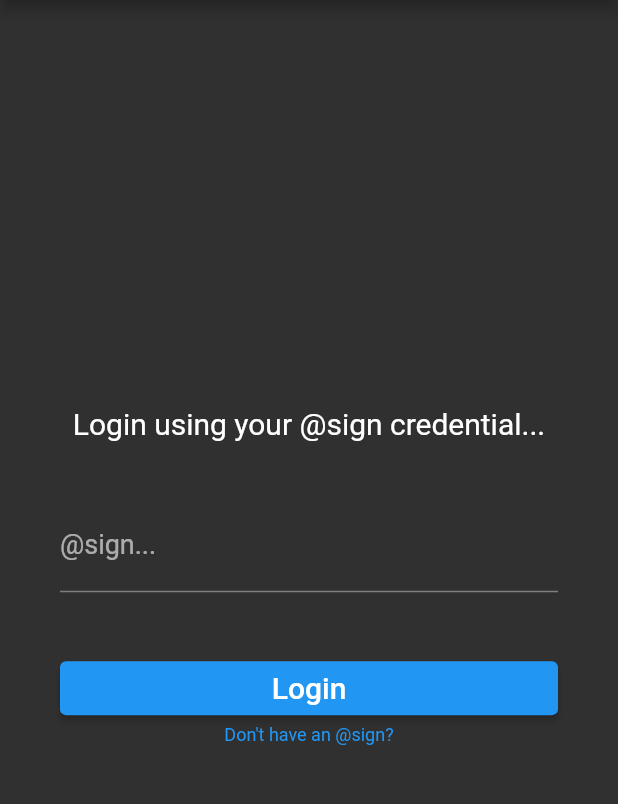
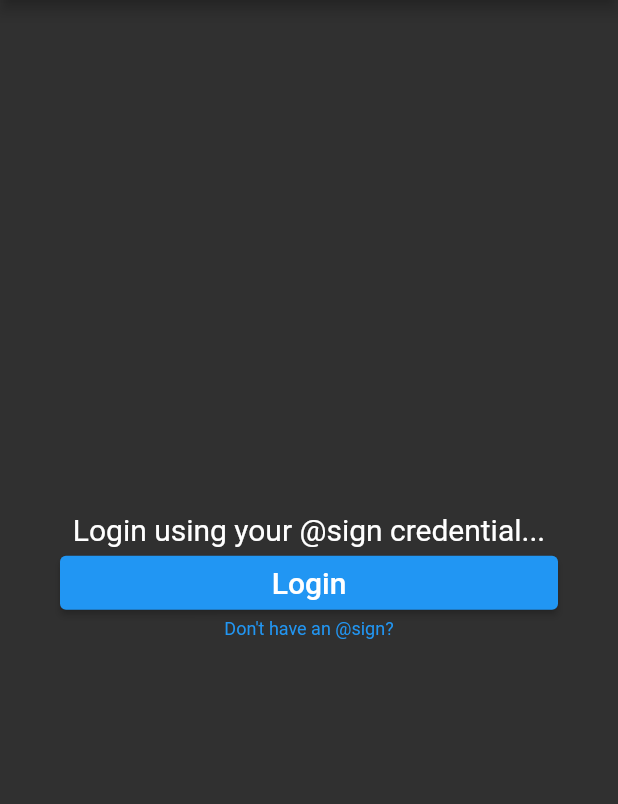
Before and after one commit to Rubinaldod/terera_, a Flutter app: the screen it shows after launch, swiped to page 2, on a phone screen of 412 x 824 dp, the part 84-888 px from its top. Run offline on Flutter 3.47's test engine with Material 2 defaults, Android fonts, the phone set to English and light mode, and no system bars; missing offline and left inert: at_client_mobile, at_commons, at_onboarding_flutter, at_server_status, at_utils.

Commit message:
login done

```diff
--- a/lib/screens/homePage.dart
+++ b/lib/screens/homePage.dart
@@ -43,6 +43,8 @@ class _HomePageState extends State<HomePage> {
                   icon: Icon(Icons.search), label: "Search"),
               BottomNavigationBarItem(
                   icon: Icon(Icons.library_music_outlined), label: "Library"),
+              BottomNavigationBarItem(
+                  icon: Icon(Icons.settings), label: "Settings"),
             ],
           ),
         ),
--- a/lib/screens/loginScreen.dart
+++ b/lib/screens/loginScreen.dart
@@ -52,22 +52,22 @@ class _LoginScreenState extends State<LoginScreen> {
                 //textAlign: TextAlign.center,
               ),
             ),
-            Container(
-              child: Padding(
-                padding: const EdgeInsets.all(40.0),
-                child: TextFormField(
-                  decoration: InputDecoration(
-                    labelText: '@sign...',
-                    labelStyle: TextStyle(fontSize: 18.0),
-                    focusedBorder: OutlineInputBorder(
-                      borderSide:
-                          const BorderSide(color: Colors.white, width: 2.0),
-                      borderRadius: BorderRadius.circular(30.0),
-                    ),
-                  ),
-                ),
-              ),
-            ),
+            // Container(
+            //   child: Padding(
+            //     padding: const EdgeInsets.all(40.0),
+            //     child: TextFormField(
+            //       decoration: InputDecoration(
+            //         labelText: '@sign...',
+            //         labelStyle: TextStyle(fontSize: 18.0),
+            //         focusedBorder: OutlineInputBorder(
+            //           borderSide:
+            //               const BorderSide(color: Colors.white, width: 2.0),
+            //           borderRadius: BorderRadius.circular(30.0),
+            //         ),
+            //       ),
+            //     ),
+            //   ),
+            // ),
             Padding(
               padding: const EdgeInsets.only(left: 40.0, right: 40.0),
               child: Container(
@@ -78,6 +78,7 @@ class _LoginScreenState extends State<LoginScreen> {
                       context: context,
                       atClientPreference: atClientPreference,
                       domain: MixedConstants.ROOT_DOMAIN,
+                      appColor: Colors.white,
                       onboard: (value, atsign) {
                         atSign = atsign;
                         ClientSdkService.getInstance().atsign = atsign;
--- a/lib/screens/pScreen.dart
+++ b/lib/screens/pScreen.dart
@@ -6,7 +6,7 @@ class ProfileScreen extends StatelessWidget {
   @override
   Widget build(BuildContext context) {
     return DefaultTabController(
-      length: 3,
+      length: 5,
       child: SafeArea(
         child: Scaffold(
           backgroundColor: Colors.transparent,
@@ -19,6 +19,7 @@ class ProfileScreen extends StatelessWidget {
                   height: 15,
                 ),
                 TabBar(
+                  isScrollable: true,
                   tabs: [
                     Tab(text: 'Overview'),
                     Tab(text: 'Public playlists'),
--- a/lib/widgets/userInfo.dart
+++ b/lib/widgets/userInfo.dart
@@ -1,4 +1,5 @@
 import 'package:flutter/material.dart';
+import 'package:terera_starter/service/client_sdk_service.dart';
 
 class UserInfo extends StatelessWidget {
   @override
@@ -31,7 +32,7 @@ class UserInfo extends StatelessWidget {
             crossAxisAlignment: CrossAxisAlignment.start,
             children: <Widget>[
               Text(
-                'Rubinaldo Domingos',
+                ClientSdkService.getInstance().atsign,
                 style: TextStyle(
                   fontSize: 20,
                   fontWeight: FontWeight.w400,
```
Also changed, not shown: lib/screens/settings.dart (added).
